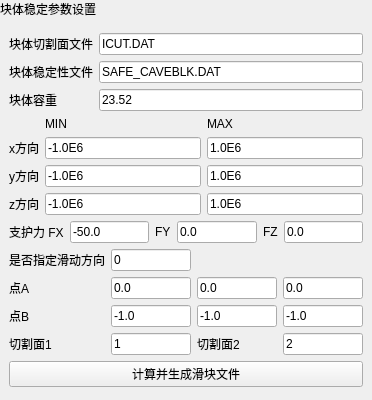
Before: the Qt Designer form plugins/Base_Slover/CaveBlockStabilityWidget.ui in asd977/base_cae, drawn with Qt 5.
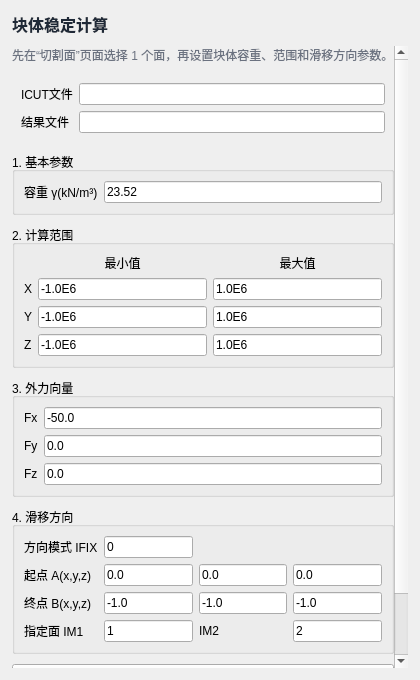
After: the same form once the commit is applied.

The edit to the form file:
```diff
--- a/plugins/Base_Slover/CaveBlockStabilityWidget.ui
+++ b/plugins/Base_Slover/CaveBlockStabilityWidget.ui
@@ -6,571 +6,137 @@
    <rect>
     <x>0</x>
     <y>0</y>
-    <width>372</width>
-    <height>400</height>
+    <width>420</width>
+    <height>680</height>
    </rect>
   </property>
-  <layout class="QVBoxLayout" name="verticalLayout">
-   <property name="leftMargin">
-    <number>0</number>
-   </property>
-   <property name="topMargin">
-    <number>0</number>
-   </property>
-   <property name="rightMargin">
-    <number>0</number>
-   </property>
-   <property name="bottomMargin">
-    <number>0</number>
-   </property>
+  <property name="windowTitle">
+   <string>块体稳定计算</string>
+  </property>
+  <layout class="QVBoxLayout" name="rootLayout">
+   <property name="leftMargin"><number>12</number></property>
+   <property name="topMargin"><number>12</number></property>
+   <property name="rightMargin"><number>12</number></property>
+   <property name="bottomMargin"><number>12</number></property>
+   <property name="spacing"><number>10</number></property>
    <item>
     <widget class="QLabel" name="pageHeaderLabel">
-     <property name="sizePolicy">
-      <sizepolicy hsizetype="Preferred" vsizetype="Fixed">
-       <horstretch>0</horstretch>
-       <verstretch>0</verstretch>
-      </sizepolicy>
-     </property>
      <property name="text">
-      <string>块体稳定参数设置</string>
+      <string>块体稳定计算</string>
+     </property>
+     <property name="alignment">
+      <set>Qt::AlignLeading|Qt::AlignLeft|Qt::AlignVCenter</set>
+     </property>
+     <property name="styleSheet">
+      <string notr="true">font-size:16px;font-weight:600;color:#1f2937;</string>
      </property>
     </widget>
    </item>
    <item>
-    <layout class="QVBoxLayout" name="contentLayout">
-     <property name="leftMargin">
-      <number>9</number>
-     </property>
-     <property name="topMargin">
-      <number>9</number>
-     </property>
-     <property name="rightMargin">
-      <number>9</number>
-     </property>
-     <property name="bottomMargin">
-      <number>9</number>
-     </property>
-     <property name="spacing">
-      <number>6</number>
-     </property>
-     <item>
-      <layout class="QFormLayout" name="fileFormLayout">
-       <item row="0" column="0">
-        <widget class="QLabel" name="labelIcut">
-         <property name="text">
-          <string>块体切割面文件</string>
-         </property>
-         <property name="wordWrap">
-          <bool>false</bool>
-         </property>
+    <widget class="QScrollArea" name="scrollArea">
+     <property name="widgetResizable"><bool>true</bool></property>
+     <property name="frameShape"><enum>QFrame::NoFrame</enum></property>
+     <widget class="QWidget" name="scrollAreaWidgetContents">
+      <property name="geometry">
+       <rect><x>0</x><y>0</y><width>396</width><height>610</height></rect>
+      </property>
+      <layout class="QVBoxLayout" name="contentLayout">
+       <property name="leftMargin"><number>0</number></property>
+       <property name="topMargin"><number>0</number></property>
+       <property name="rightMargin"><number>0</number></property>
+       <property name="bottomMargin"><number>0</number></property>
+       <property name="spacing"><number>10</number></property>
+       <item>
+        <widget class="QLabel" name="hintLabel">
+         <property name="text"><string>先在“切割面”页面选择 1 个面，再设置块体容重、范围和滑移方向参数。</string></property>
+         <property name="wordWrap"><bool>true</bool></property>
+         <property name="styleSheet"><string notr="true">color:#6b7280;</string></property>
         </widget>
        </item>
-       <item row="0" column="1">
-        <widget class="QLineEdit" name="icutFileEdit">
-         <property name="text">
-          <string>ICUT.DAT</string>
-         </property>
-         <property name="minimumSize">
-          <size>
-           <width>10</width>
-           <height>0</height>
-          </size>
-         </property>
+       <item>
+        <widget class="QWidget" name="fileHiddenWidget">
+         <property name="visible"><bool>false</bool></property>
+         <layout class="QFormLayout" name="fileFormLayout">
+          <item row="0" column="0"><widget class="QLabel" name="labelIcut"><property name="text"><string>ICUT文件</string></property></widget></item>
+          <item row="0" column="1"><widget class="QLineEdit" name="icutFileEdit"/></item>
+          <item row="1" column="0"><widget class="QLabel" name="labelSafe"><property name="text"><string>结果文件</string></property></widget></item>
+          <item row="1" column="1"><widget class="QLineEdit" name="safeFileEdit"/></item>
+         </layout>
         </widget>
        </item>
-       <item row="1" column="0">
-        <widget class="QLabel" name="labelSafe">
-         <property name="text">
-          <string>块体稳定性文件</string>
-         </property>
-         <property name="wordWrap">
-          <bool>false</bool>
-         </property>
+       <item>
+        <widget class="QGroupBox" name="basicGroupBox">
+         <property name="title"><string>1. 基本参数</string></property>
+         <layout class="QFormLayout" name="basicFormLayout">
+          <property name="labelAlignment"><set>Qt::AlignRight|Qt::AlignTrailing|Qt::AlignVCenter</set></property>
+          <property name="fieldGrowthPolicy"><enum>QFormLayout::ExpandingFieldsGrow</enum></property>
+          <item row="0" column="0"><widget class="QLabel" name="labelWeight"><property name="text"><string>容重 γ(kN/m³)</string></property></widget></item>
+          <item row="0" column="1"><widget class="QLineEdit" name="weightEdit"><property name="text"><string>23.52</string></property></widget></item>
+         </layout>
         </widget>
        </item>
-       <item row="1" column="1">
-        <widget class="QLineEdit" name="safeFileEdit">
-         <property name="text">
-          <string>SAFE_CAVEBLK.DAT</string>
-         </property>
-         <property name="minimumSize">
-          <size>
-           <width>10</width>
-           <height>0</height>
-          </size>
-         </property>
+       <item>
+        <widget class="QGroupBox" name="rangeGroupBox">
+         <property name="title"><string>2. 计算范围</string></property>
+         <layout class="QGridLayout" name="rangeGridLayout">
+          <item row="0" column="1"><widget class="QLabel" name="labelMin"><property name="text"><string>最小值</string></property><property name="alignment"><set>Qt::AlignCenter</set></property></widget></item>
+          <item row="0" column="2"><widget class="QLabel" name="labelMax"><property name="text"><string>最大值</string></property><property name="alignment"><set>Qt::AlignCenter</set></property></widget></item>
+          <item row="1" column="0"><widget class="QLabel" name="labelX"><property name="text"><string>X</string></property></widget></item>
+          <item row="1" column="1"><widget class="QLineEdit" name="xMinEdit"><property name="text"><string>-1.0E6</string></property></widget></item>
+          <item row="1" column="2"><widget class="QLineEdit" name="xMaxEdit"><property name="text"><string>1.0E6</string></property></widget></item>
+          <item row="2" column="0"><widget class="QLabel" name="labelY"><property name="text"><string>Y</string></property></widget></item>
+          <item row="2" column="1"><widget class="QLineEdit" name="yMinEdit"><property name="text"><string>-1.0E6</string></property></widget></item>
+          <item row="2" column="2"><widget class="QLineEdit" name="yMaxEdit"><property name="text"><string>1.0E6</string></property></widget></item>
+          <item row="3" column="0"><widget class="QLabel" name="labelZ"><property name="text"><string>Z</string></property></widget></item>
+          <item row="3" column="1"><widget class="QLineEdit" name="zMinEdit"><property name="text"><string>-1.0E6</string></property></widget></item>
+          <item row="3" column="2"><widget class="QLineEdit" name="zMaxEdit"><property name="text"><string>1.0E6</string></property></widget></item>
+         </layout>
         </widget>
        </item>
-       <item row="2" column="0">
-        <widget class="QLabel" name="labelWeight">
-         <property name="text">
-          <string>块体容重</string>
-         </property>
-         <property name="wordWrap">
-          <bool>false</bool>
-         </property>
+       <item>
+        <widget class="QGroupBox" name="forceGroupBox">
+         <property name="title"><string>3. 外力向量</string></property>
+         <layout class="QGridLayout" name="forceGridLayout">
+          <item row="0" column="0"><widget class="QLabel" name="labelFx"><property name="text"><string>Fx</string></property></widget></item>
+          <item row="0" column="1"><widget class="QLineEdit" name="fxEdit"><property name="text"><string>-50.0</string></property></widget></item>
+          <item row="1" column="0"><widget class="QLabel" name="labelFy"><property name="text"><string>Fy</string></property></widget></item>
+          <item row="1" column="1"><widget class="QLineEdit" name="fyEdit"><property name="text"><string>0.0</string></property></widget></item>
+          <item row="2" column="0"><widget class="QLabel" name="labelFz"><property name="text"><string>Fz</string></property></widget></item>
+          <item row="2" column="1"><widget class="QLineEdit" name="fzEdit"><property name="text"><string>0.0</string></property></widget></item>
+         </layout>
         </widget>
        </item>
-       <item row="2" column="1">
-        <widget class="QLineEdit" name="weightEdit">
-         <property name="text">
-          <string>23.52</string>
-         </property>
-         <property name="minimumSize">
-          <size>
-           <width>10</width>
-           <height>0</height>
-          </size>
-         </property>
+       <item>
+        <widget class="QGroupBox" name="directionGroupBox">
+         <property name="title"><string>4. 滑移方向</string></property>
+         <layout class="QGridLayout" name="directionGridLayout">
+          <item row="0" column="0"><widget class="QLabel" name="labelIfDir"><property name="text"><string>方向模式 IFIX</string></property></widget></item>
+          <item row="0" column="1"><widget class="QLineEdit" name="ifDirEdit"><property name="text"><string>0</string></property></widget></item>
+          <item row="1" column="0"><widget class="QLabel" name="labelA"><property name="text"><string>起点 A(x,y,z)</string></property></widget></item>
+          <item row="1" column="1"><widget class="QLineEdit" name="axEdit"><property name="text"><string>0.0</string></property></widget></item>
+          <item row="1" column="2"><widget class="QLineEdit" name="ayEdit"><property name="text"><string>0.0</string></property></widget></item>
+          <item row="1" column="3"><widget class="QLineEdit" name="azEdit"><property name="text"><string>0.0</string></property></widget></item>
+          <item row="2" column="0"><widget class="QLabel" name="labelB"><property name="text"><string>终点 B(x,y,z)</string></property></widget></item>
+          <item row="2" column="1"><widget class="QLineEdit" name="bxEdit"><property name="text"><string>-1.0</string></property></widget></item>
+          <item row="2" column="2"><widget class="QLineEdit" name="byEdit"><property name="text"><string>-1.0</string></property></widget></item>
+          <item row="2" column="3"><widget class="QLineEdit" name="bzEdit"><property name="text"><string>-1.0</string></property></widget></item>
+          <item row="3" column="0"><widget class="QLabel" name="labelIm1"><property name="text"><string>指定面 IM1</string></property></widget></item>
+          <item row="3" column="1"><widget class="QLineEdit" name="im1Edit"><property name="text"><string>1</string></property></widget></item>
+          <item row="3" column="2"><widget class="QLabel" name="labelIm2"><property name="text"><string>IM2</string></property></widget></item>
+          <item row="3" column="3"><widget class="QLineEdit" name="im2Edit"><property name="text"><string>2</string></property></widget></item>
+         </layout>
         </widget>
        </item>
-       <property name="leftMargin">
-        <number>0</number>
-       </property>
-       <property name="topMargin">
-        <number>0</number>
-       </property>
-       <property name="rightMargin">
-        <number>0</number>
-       </property>
-       <property name="bottomMargin">
-        <number>0</number>
-       </property>
-      </layout>
-     </item>
-     <item>
-      <layout class="QGridLayout" name="rangeGridLayout">
-       <item row="0" column="1">
-        <widget class="QLabel" name="labelMin">
-         <property name="text">
-          <string>MIN</string>
-         </property>
-         <property name="wordWrap">
-          <bool>false</bool>
-         </property>
+       <item>
+        <widget class="QPushButton" name="computeBtn">
+         <property name="minimumSize"><size><width>0</width><height>34</height></size></property>
+         <property name="text"><string>计算</string></property>
         </widget>
        </item>
-       <item row="0" column="2">
-        <widget class="QLabel" name="labelMax">
-         <property name="text">
-          <string>MAX</string>
-         </property>
-         <property name="wordWrap">
-          <bool>false</bool>
-         </property>
-        </widget>
-       </item>
-       <item row="1" column="0">
-        <widget class="QLabel" name="labelX">
-         <property name="text">
-          <string>x方向</string>
-         </property>
-         <property name="wordWrap">
-          <bool>false</bool>
-         </property>
-        </widget>
-       </item>
-       <item row="1" column="1">
-        <widget class="QLineEdit" name="xMinEdit">
-         <property name="text">
-          <string>-1.0E6</string>
-         </property>
-         <property name="minimumSize">
-          <size>
-           <width>10</width>
-           <height>0</height>
-          </size>
-         </property>
-        </widget>
-       </item>
-       <item row="1" column="2">
-        <widget class="QLineEdit" name="xMaxEdit">
-         <property name="text">
-          <string>1.0E6</string>
-         </property>
-         <property name="minimumSize">
-          <size>
-           <width>10</width>
-           <height>0</height>
-          </size>
-         </property>
-        </widget>
-       </item>
-       <item row="2" column="0">
-        <widget class="QLabel" name="labelY">
-         <property name="text">
-          <string>y方向</string>
-         </property>
-         <property name="wordWrap">
-          <bool>false</bool>
-         </property>
-        </widget>
-       </item>
-       <item row="2" column="1">
-        <widget class="QLineEdit" name="yMinEdit">
-         <property name="text">
-          <string>-1.0E6</string>
-         </property>
-         <property name="minimumSize">
-          <size>
-           <width>10</width>
-           <height>0</height>
-          </size>
-         </property>
-        </widget>
-       </item>
-       <item row="2" column="2">
-        <widget class="QLineEdit" name="yMaxEdit">
-         <property name="text">
-          <string>1.0E6</string>
-         </property>
-         <property name="minimumSize">
-          <size>
-           <width>10</width>
-           <height>0</height>
-          </size>
-         </property>
-        </widget>
-       </item>
-       <item row="3" column="0">
-        <widget class="QLabel" name="labelZ">
-         <property name="text">
-          <string>z方向</string>
-         </property>
-         <property name="wordWrap">
-          <bool>false</bool>
-         </property>
-        </widget>
-       </item>
-       <item row="3" column="1">
-        <widget class="QLineEdit" name="zMinEdit">
-         <property name="text">
-          <string>-1.0E6</string>
-         </property>
-         <property name="minimumSize">
-          <size>
-           <width>10</width>
-           <height>0</height>
-          </size>
-         </property>
-        </widget>
-       </item>
-       <item row="3" column="2">
-        <widget class="QLineEdit" name="zMaxEdit">
-         <property name="text">
-          <string>1.0E6</string>
-         </property>
-         <property name="minimumSize">
-          <size>
-           <width>10</width>
-           <height>0</height>
-          </size>
-         </property>
-        </widget>
-       </item>
-       <property name="leftMargin">
-        <number>0</number>
-       </property>
-       <property name="topMargin">
-        <number>0</number>
-       </property>
-       <property name="rightMargin">
-        <number>0</number>
-       </property>
-       <property name="bottomMargin">
-        <number>0</number>
-       </property>
+       <item><spacer name="verticalSpacer"><property name="orientation"><enum>Qt::Vertical</enum></property><property name="sizeHint" stdset="0"><size><width>20</width><height>40</height></size></property></spacer></item>
       </layout>
-     </item>
-     <item>
-      <layout class="QGridLayout" name="supportGridLayout">
-       <item row="0" column="0">
-        <widget class="QLabel" name="labelFx">
-         <property name="text">
-          <string>支护力 FX</string>
-         </property>
-         <property name="wordWrap">
-          <bool>false</bool>
-         </property>
-        </widget>
-       </item>
-       <item row="0" column="1">
-        <widget class="QLineEdit" name="fxEdit">
-         <property name="text">
-          <string>-50.0</string>
-         </property>
-         <property name="minimumSize">
-          <size>
-           <width>10</width>
-           <height>0</height>
-          </size>
-         </property>
-        </widget>
-       </item>
-       <item row="0" column="2">
-        <widget class="QLabel" name="labelFy">
-         <property name="text">
-          <string>FY</string>
-         </property>
-         <property name="wordWrap">
-          <bool>false</bool>
-         </property>
-        </widget>
-       </item>
-       <item row="0" column="3">
-        <widget class="QLineEdit" name="fyEdit">
-         <property name="text">
-          <string>0.0</string>
-         </property>
-         <property name="minimumSize">
-          <size>
-           <width>10</width>
-           <height>0</height>
-          </size>
-         </property>
-        </widget>
-       </item>
-       <item row="0" column="4">
-        <widget class="QLabel" name="labelFz">
-         <property name="text">
-          <string>FZ</string>
-         </property>
-         <property name="wordWrap">
-          <bool>false</bool>
-         </property>
-        </widget>
-       </item>
-       <item row="0" column="5">
-        <widget class="QLineEdit" name="fzEdit">
-         <property name="text">
-          <string>0.0</string>
-         </property>
-         <property name="minimumSize">
-          <size>
-           <width>10</width>
-           <height>0</height>
-          </size>
-         </property>
-        </widget>
-       </item>
-       <property name="leftMargin">
-        <number>0</number>
-       </property>
-       <property name="topMargin">
-        <number>0</number>
-       </property>
-       <property name="rightMargin">
-        <number>0</number>
-       </property>
-       <property name="bottomMargin">
-        <number>0</number>
-       </property>
-      </layout>
-     </item>
-     <item>
-      <layout class="QGridLayout" name="dirGridLayout">
-       <item row="0" column="0">
-        <widget class="QLabel" name="labelIfDir">
-         <property name="text">
-          <string>是否指定滑动方向</string>
-         </property>
-         <property name="wordWrap">
-          <bool>false</bool>
-         </property>
-        </widget>
-       </item>
-       <item row="0" column="1">
-        <widget class="QLineEdit" name="ifDirEdit">
-         <property name="text">
-          <string>0</string>
-         </property>
-         <property name="minimumSize">
-          <size>
-           <width>10</width>
-           <height>0</height>
-          </size>
-         </property>
-        </widget>
-       </item>
-       <item row="1" column="0">
-        <widget class="QLabel" name="labelA">
-         <property name="text">
-          <string>点A</string>
-         </property>
-         <property name="wordWrap">
-          <bool>false</bool>
-         </property>
-        </widget>
-       </item>
-       <item row="1" column="1">
-        <widget class="QLineEdit" name="axEdit">
-         <property name="text">
-          <string>0.0</string>
-         </property>
-         <property name="minimumSize">
-          <size>
-           <width>10</width>
-           <height>0</height>
-          </size>
-         </property>
-        </widget>
-       </item>
-       <item row="1" column="2">
-        <widget class="QLineEdit" name="ayEdit">
-         <property name="text">
-          <string>0.0</string>
-         </property>
-         <property name="minimumSize">
-          <size>
-           <width>10</width>
-           <height>0</height>
-          </size>
-         </property>
-        </widget>
-       </item>
-       <item row="1" column="3">
-        <widget class="QLineEdit" name="azEdit">
-         <property name="text">
-          <string>0.0</string>
-         </property>
-         <property name="minimumSize">
-          <size>
-           <width>10</width>
-           <height>0</height>
-          </size>
-         </property>
-        </widget>
-       </item>
-       <item row="2" column="0">
-        <widget class="QLabel" name="labelB">
-         <property name="text">
-          <string>点B</string>
-         </property>
-         <property name="wordWrap">
-          <bool>false</bool>
-         </property>
-        </widget>
-       </item>
-       <item row="2" column="1">
-        <widget class="QLineEdit" name="bxEdit">
-         <property name="text">
-          <string>-1.0</string>
-         </property>
-         <property name="minimumSize">
-          <size>
-           <width>10</width>
-           <height>0</height>
-          </size>
-         </property>
-        </widget>
-       </item>
-       <item row="2" column="2">
-        <widget class="QLineEdit" name="byEdit">
-         <property name="text">
-          <string>-1.0</string>
-         </property>
-         <property name="minimumSize">
-          <size>
-           <width>10</width>
-           <height>0</height>
-          </size>
-         </property>
-        </widget>
-       </item>
-       <item row="2" column="3">
-        <widget class="QLineEdit" name="bzEdit">
-         <property name="text">
-          <string>-1.0</string>
-         </property>
-         <property name="minimumSize">
-          <size>
-           <width>10</width>
-           <height>0</height>
-          </size>
-         </property>
-        </widget>
-       </item>
-       <item row="3" column="0">
-        <widget class="QLabel" name="labelIm1">
-         <property name="text">
-          <string>切割面1</string>
-         </property>
-         <property name="wordWrap">
-          <bool>false</bool>
-         </property>
-        </widget>
-       </item>
-       <item row="3" column="1">
-        <widget class="QLineEdit" name="im1Edit">
-         <property name="text">
-          <string>1</string>
-         </property>
-         <property name="minimumSize">
-          <size>
-           <width>10</width>
-           <height>0</height>
-          </size>
-         </property>
-        </widget>
-       </item>
-       <item row="3" column="2">
-        <widget class="QLabel" name="labelIm2">
-         <property name="text">
-          <string>切割面2</string>
-         </property>
-         <property name="wordWrap">
-          <bool>false</bool>
-         </property>
-        </widget>
-       </item>
-       <item row="3" column="3">
-        <widget class="QLineEdit" name="im2Edit">
-         <property name="text">
-          <string>2</string>
-         </property>
-         <property name="minimumSize">
-          <size>
-           <width>10</width>
-           <height>0</height>
-          </size>
-         </property>
-        </widget>
-       </item>
-       <property name="leftMargin">
-        <number>0</number>
-       </property>
-       <property name="topMargin">
-        <number>0</number>
-       </property>
-       <property name="rightMargin">
-        <number>0</number>
-       </property>
-       <property name="bottomMargin">
-        <number>0</number>
-       </property>
-      </layout>
-     </item>
-     <item>
-      <widget class="QPushButton" name="computeBtn">
-       <property name="text">
-        <string>计算并生成滑块文件</string>
-       </property>
-      </widget>
-     </item>
-     <item>
-      <spacer name="verticalSpacer">
-       <property name="orientation">
-        <enum>Qt::Vertical</enum>
-       </property>
-       <property name="sizeHint" stdset="0">
-        <size>
-         <width>20</width>
-         <height>40</height>
-        </size>
-       </property>
-      </spacer>
-     </item>
-    </layout>
+     </widget>
+    </widget>
    </item>
   </layout>
  </widget>
```
Left out of the diff: 6 changed lines with no effect on the pictures.
